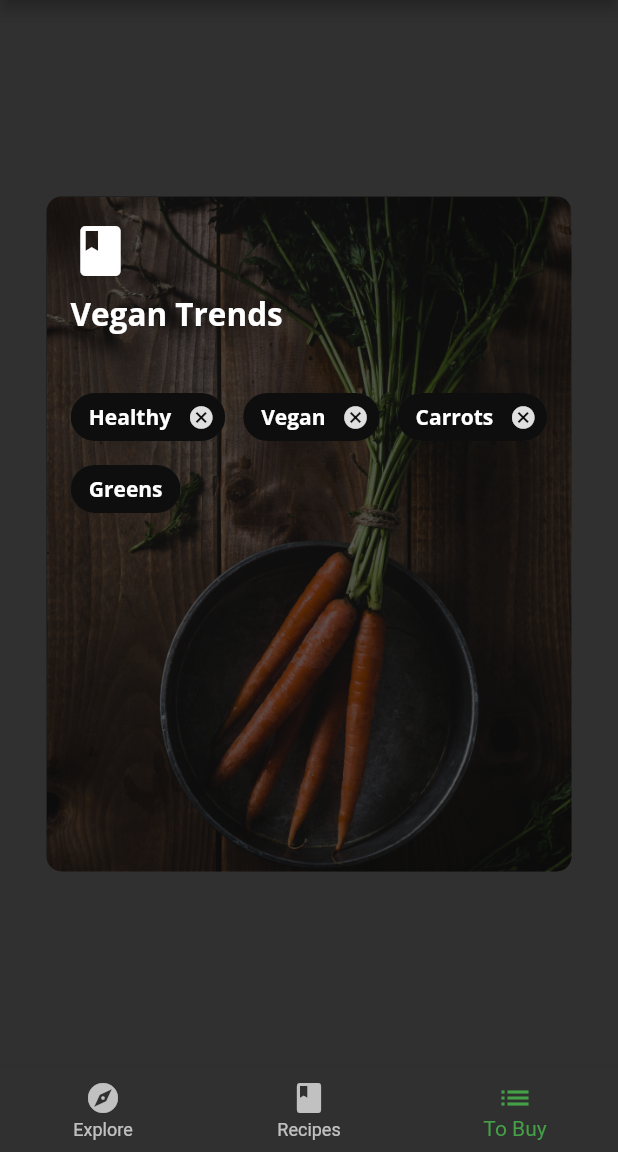
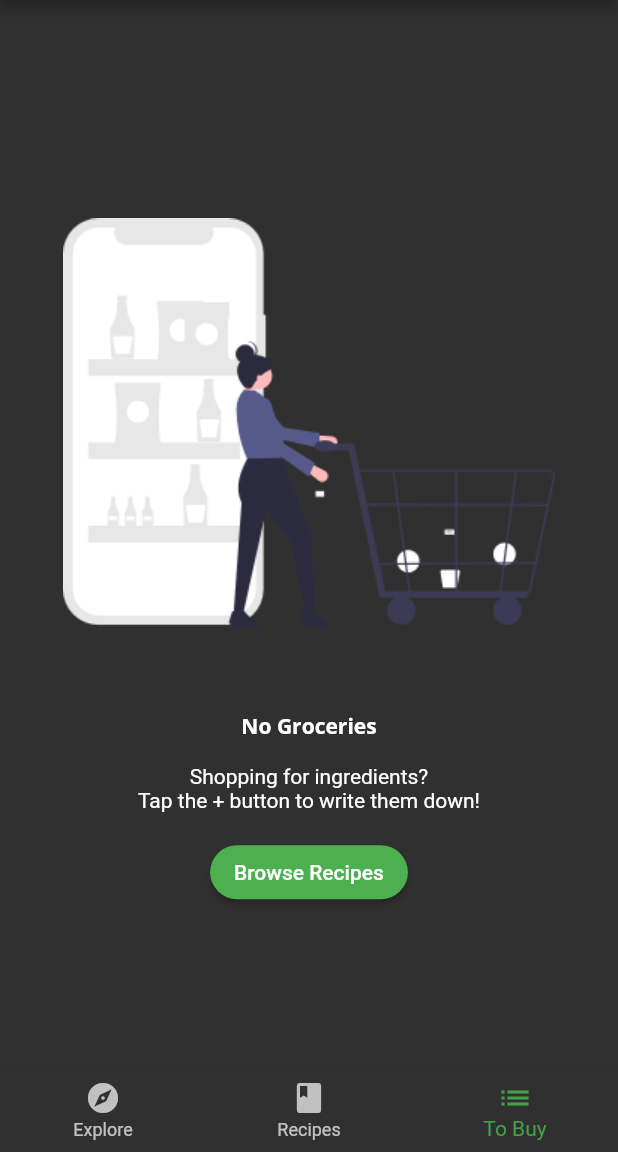
Before and after one commit to EugeneAlexandrov/flutter_project, a Flutter app: the screen it shows after launch, item 3 of the bottom bar chosen, on a phone screen of 412 x 824 dp, the part 84-1236 px from its top. Run offline on Flutter 3.47's test engine with Material 2 defaults, Android fonts, the phone set to English and light mode, and no system bars; our stand-ins replace google_fonts.

Commit message:
add empty grocery screen with provider

```diff
--- a/lib/home.dart
+++ b/lib/home.dart
@@ -1,8 +1,9 @@
 import 'package:flutter/material.dart';
 import 'package:fooderlich/screens/explore_screen.dart';
+import 'package:fooderlich/screens/grocery_screen.dart';
 import 'package:fooderlich/screens/recipes_screen.dart';
-import 'components/card3.dart';
-import 'models/explore_recipe.dart';
+import 'package:provider/provider.dart';
+import 'models/models.dart';
 
 class Home extends StatefulWidget {
   const Home({Key? key}) : super(key: key);
@@ -12,48 +13,27 @@ class Home extends StatefulWidget {
 }
 
 class _HomeState extends State<Home> {
-  int _selectedIndex = 0;
-
   static List pages = <Widget>[
     ExploreScreen(),
     RecipeScreen(),
-    Card3(
-      recipe: ExploreRecipe(
-        title: 'Vegan Trends',
-        tags: [
-          'Healthy',
-          'Vegan',
-          'Carrots',
-          'Greens',
-          'Wheat',
-          'Pescetarian',
-          'Mint',
-          'Lemongrass',
-          'Salad',
-          'Water'
-        ],
-        backgroundImage: 'assets/magazine_pics/mag3.png',
-      ),
-    ),
+    const GroceryScreen(),
   ];
-
-  void _onItemTapped(int index) {
-    setState(() {
-      _selectedIndex = index;
-    });
-  }
 
   @override
   Widget build(BuildContext context) {
+    return Consumer<TabManager>(
+      builder: (context, tabManager, child) {
         return Scaffold(
           appBar: AppBar(
             title: Text(
               'Fooderlich',
               style: Theme.of(context).textTheme.headline6,
-      )),
-      body: pages[_selectedIndex],
+            ),
+          ),
+          body: pages[tabManager.selectedTab],
           bottomNavigationBar: BottomNavigationBar(
-        selectedItemColor: Theme.of(context).textSelectionTheme.selectionColor,
+            selectedItemColor:
+                Theme.of(context).textSelectionTheme.selectionColor,
             items: <BottomNavigationBarItem>[
               const BottomNavigationBarItem(
                   icon: Icon(Icons.explore), label: 'Explore'),
@@ -62,9 +42,13 @@ class _HomeState extends State<Home> {
               const BottomNavigationBarItem(
                   icon: Icon(Icons.list), label: 'To Buy'),
             ],
-        currentIndex: _selectedIndex,
-        onTap: _onItemTapped,
+            currentIndex: tabManager.selectedTab,
+            onTap: (index) {
+              tabManager.goToTab(index);
+            },
           ),
+        );
+      },
     );
   }
 }
--- a/lib/main.dart
+++ b/lib/main.dart
@@ -1,6 +1,8 @@
 import 'package:flutter/material.dart';
+import 'package:provider/provider.dart';
 import 'fooderlich_theme.dart';
 import 'home.dart';
+import 'models/models.dart';
 
 void main() {
   runApp(const Fooderlich());
@@ -15,7 +17,12 @@ class Fooderlich extends StatelessWidget {
     return MaterialApp(
       theme: theme,
       title: 'Fooderlich',
-      home: const Home(),
+      home: MultiProvider(
+        providers: [
+          ChangeNotifierProvider(create: (context) => TabManager(),)
+        ],
+        child:const Home(),
+      ),
     );
   }
 }
--- a/lib/models/models.dart
+++ b/lib/models/models.dart
@@ -2,3 +2,5 @@ export 'explore_recipe.dart';
 export 'post.dart';
 export 'simple_recipe.dart';
 export 'explore_data.dart';
+export 'grocery_item.dart';
+export 'tab_manager.dart';
--- /dev/null
+++ b/lib/models/tab_manager.dart
@@ -0,0 +1,15 @@
+import 'package:flutter/cupertino.dart';
+
+class TabManager extends ChangeNotifier {
+  int selectedTab = 0;
+
+  void goToTab(index) {
+    selectedTab = index;
+    notifyListeners();
+  }
+
+  void goToRecipes() {
+    selectedTab = 1;
+    notifyListeners();
+  }
+}
--- /dev/null
+++ b/lib/screens/empty_grocery_screen.dart
@@ -0,0 +1,44 @@
+import 'package:flutter/material.dart';
+import 'package:fooderlich/models/models.dart';
+import 'package:provider/provider.dart';
+
+class EmptyGroceryScreen extends StatelessWidget {
+  const EmptyGroceryScreen({Key? key}) : super(key: key);
+
+  @override
+  Widget build(BuildContext context) {
+    return Padding(
+      padding: EdgeInsets.all(30),
+      child: Center(
+        child: Column(
+          mainAxisAlignment: MainAxisAlignment.center,
+          children: [
+            AspectRatio(
+              aspectRatio: 1 / 1,
+              child: Image.asset('assets/fooderlich_assets/empty_list.png'),
+            ),
+            SizedBox(height: 16),
+            Text('No Groceries', style: Theme.of(context).textTheme.bodyText1),
+            const SizedBox(height: 16.0),
+            const Text(
+                'Shopping for ingredients?\n'
+                'Tap the + button to write them down!',
+                textAlign: TextAlign.center),
+            SizedBox(height: 16),
+            MaterialButton(
+              textColor: Colors.white,
+              child: const Text('Browse Recipes'),
+              shape: RoundedRectangleBorder(
+                borderRadius: BorderRadius.circular(30),
+              ),
+              color: Colors.green,
+              onPressed: () {
+                Provider.of<TabManager>(context, listen: false).goToRecipes();
+              },
+            ),
+          ],
+        ),
+      ),
+    );
+  }
+}
--- /dev/null
+++ b/lib/screens/grocery_screen.dart
@@ -0,0 +1,11 @@
+import 'package:flutter/material.dart';
+import 'package:fooderlich/screens/empty_grocery_screen.dart';
+
+class GroceryScreen extends StatelessWidget {
+  const GroceryScreen({Key? key}) : super(key: key);
+
+  @override
+  Widget build(BuildContext context) {
+    return EmptyGroceryScreen();
+  }
+}
--- a/pubspec.yaml
+++ b/pubspec.yaml
@@ -24,7 +24,10 @@ dependencies:
   flutter:
     sdk: flutter
   google_fonts: ^2.1.0
-
+  provider: ^5.0.0
+  flutter_colorpicker: ^0.4.0
+  intl: ^0.17.0
+  uuid: ^3.0.4
 
   # The following adds the Cupertino Icons font to your application.
   # Use with the CupertinoIcons class for iOS style icons.
@@ -52,6 +55,7 @@ flutter:
     - assets/magazine_pics/
     - assets/sample_data/
     - assets/profile_pics/
+    - assets/fooderlich_assets/
   #   - images/a_dot_ham.jpeg
 
   # An image asset can refer to one or more resolution-specific "variants", see
```
Also changed, not shown: lib/models/grocery_item.dart (added, +40 -0 lines), assets/fooderlich_assets/empty_list.png (added), pubspec.lock. Lines whose indentation alone changed are shown as unchanged.
